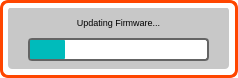
Old version of the form standalone/ezpz/forms/fwprogressformWin.ui in the repository Muse-Kinetics/softstep_editor.
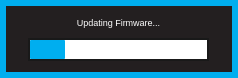
New version of the form.

Commit message: Ported all the ezpz .ui forms to windows. Fixed all font sizes as well as  label placement/size in a few places to make windows match mac layout.

The edit to the form file:
```diff
--- a/standalone/ezpz/forms/fwprogressformWin.ui
+++ b/standalone/ezpz/forms/fwprogressformWin.ui
@@ -14,9 +14,122 @@
    <string>Form</string>
   </property>
   <property name="styleSheet">
-   <string notr="true">QWidget{
-background: rgba(0,0,0,0);
-}</string>
+   <string notr="true">QWidget
+{
+	background:		rgba(35,31,32,255);
+	border: 6px solid rgba(0,174,239,255);
+}  
+
+QWidget:hover
+{
+	/*border:				3px solid rgb(0, 126, 126)*/
+}        
+
+/* ---------- QLabels ------------*/
+QLabel
+{
+	background:		rgba(0,0,0,0);
+	color: 				white;
+	font: 				7pt &quot;Futura&quot;;
+	border:				none;
+}
+
+QLabel:hover
+{
+	border:				none;
+}  
+
+/* ---------- QSpinBox ------------*/
+QSpinBox
+{
+	font: 7pt &quot;Futura&quot;;
+	border: 2px solid rgb(0,174,239);
+	background-color: rgba(0, 0, 0, 255);
+	color: white;
+	padding:0, 3, 0, 0;
+}
+
+QSpinBox::focus
+{
+	border: none;
+	outline: none;
+}
+
+/* ---------- QLineEdit ------------*/
+QLineEdit
+{
+	font: 7pt &quot;Futura&quot;;
+	background: rgba(0,174,239,0);
+	border: 2px solid rgba(0,174,239,255);
+	border-radius: 0px;
+	color: white;
+	padding-left: 2px;
+	padding-bottom: 2px;
+}
+
+QLineEdit:focus
+{
+	font: 7pt &quot;Futura&quot;;
+	background: rgba(0,174,239,0);
+	border: 2px solid white;
+	border-radius: 0px;
+	color: white;
+	padding-left: 2px;
+	padding-bottom: 2px;
+}
+
+/* ---------- QCheckBox ------------*/
+QCheckBox
+{
+	font: 7pt &quot;Futura&quot;;
+	background:rgba(0,174,239,0);
+	color: white;
+	padding:0, 3, 0, 0;
+	border: none;
+}
+
+QCheckBox:focus
+{
+	background:rgba(0,174,239,0);
+}
+
+
+/* ------- QStackedWidget ---------*/
+QStackedWidget
+{
+border-top: 1px solid white;
+background: black;
+}
+
+/*---------- QPushButton ---------*/
+QPushButton
+{
+	border: 2px solid rgba(0,174,239,255);
+	font: 7pt &quot;Futura&quot;;
+	color: white;
+}
+
+QWidget:focus
+{
+outline: none;
+border: 2px solid rgba(255,255,255,255);
+}
+
+/*---------- QProgress Bar ---------*/
+QProgressBar 
+{
+border: 2px solid rgb(25,25,25);
+padding: 0px;
+background: white;
+ }
+
+QProgressBar::chunk
+{
+background-color: rgba(0,174,239,255);
+border-radius: 1px;
+}
+
+</string>
   </property>
   <widget class="QFrame" name="warningFrame">
    <property name="geometry">
@@ -28,19 +141,11 @@
     </rect>
    </property>
    <property name="styleSheet">
-    <string notr="true">QFrame {
-		background-color: qlineargradient(spread: pan, 
-															x1:0, y1:0, x2:1, y2:1, 
-															stop:0 rgba(100,100, 100, 255), 
-															stop:0.5 rgba(70, 70,70, 255),
-															stop:1 rgba(100,100,100, 255)
-															);
-	border-bottom-left-radius:8.0;
-	border-bottom-right-radius:8.0;
-	border-top-left-radius:8.0;
-	border-top-right-radius:8.0;
-	border: 3px solid rgb(255, 70, 0);
-}</string>
+    <string notr="true">QFrame
+{
+	background:		rgba(35,31,32,255);
+	border: 6px solid rgba(0,174,239,255);
+}  </string>
    </property>
    <property name="frameShape">
     <enum>QFrame::StyledPanel</enum>
@@ -58,15 +163,10 @@
      </rect>
     </property>
     <property name="styleSheet">
-     <string notr="true">QFrame {
-	background:rgba(200, 200, 200, 255);
-	border-bottom-left-radius:4.0;
-	border-bottom-right-radius:4.0;
-	border-top-left-radius:4.0;
-	border-top-right-radius:4.0;
-	border:none;
-
-
+     <string notr="true">QFrame 
+{
+background: rgba(0,0,0,0);
+border:none;
 }
 </string>
     </property>
@@ -105,21 +205,7 @@
       </rect>
      </property>
      <property name="styleSheet">
-      <string notr="true"> QProgressBar {
-
-     border: 2px solid rgb(100,100,100);
-
-     border-radius: 4px;
-	padding: 0px;
-background: white;
- }
-
- QProgressBar::chunk {
-
-    	background-color: rgb(0, 187, 187);
-		border-radius: 1px;
-
- }</string>
+      <string notr="true"/>
      </property>
      <property name="value">
       <number>20</number>
```
Left out of the diff: 12 changed lines with no effect on the pictures. The commit also changes 7 other files.
